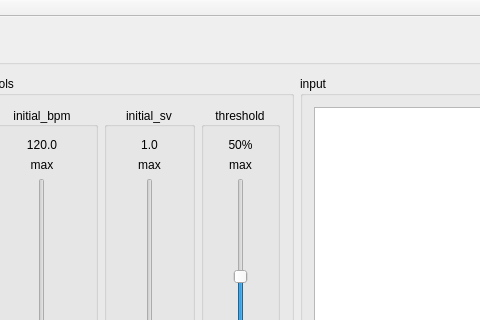
Qt form mainwindow.ui (Eve-ning/reamber) before a commit; both pictures show x 198 to 678 and y 0 to 320 of the 1083 by 605 pixel window.
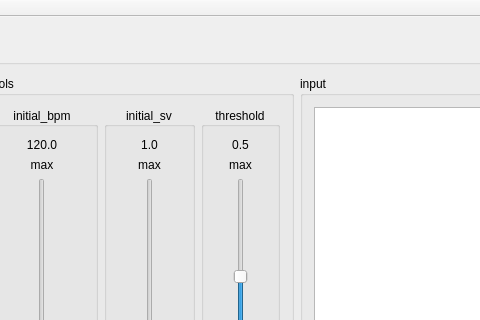
The same form after that commit.

Commit message: Added VS_TO_VAL variable to avoid magical values

The edit to the form file:
```diff
--- a/mainwindow.ui
+++ b/mainwindow.ui
@@ -94,7 +94,7 @@
                  <item row="0" column="0">
                   <widget class="QLabel" name="stutter_threshold_val">
                    <property name="text">
-                    <string>50%</string>
+                    <string>0.5</string>
                    </property>
                    <property name="alignment">
                     <set>Qt::AlignCenter</set>
```
Left out of the diff: 5 changed lines with no effect on the pictures. The commit also changes 2 other files.
